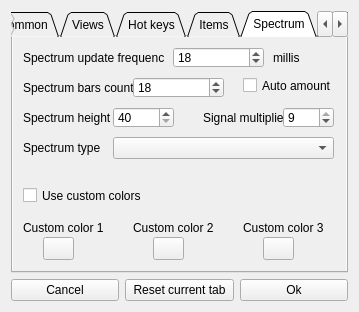
First picture: the form in dialogs/settings_dialog.ui, repository jeyboy/playo3, before the edit.
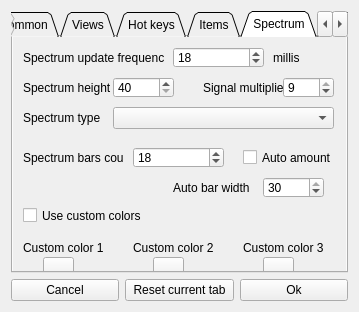
Second picture: the form after the edit. The open tabs and pages were chosen to show the change.

Patch:
```diff
--- a/dialogs/settings_dialog.ui
+++ b/dialogs/settings_dialog.ui
@@ -909,15 +909,15 @@
            <rect>
             <x>0</x>
             <y>0</y>
-            <width>100</width>
-            <height>30</height>
+            <width>335</width>
+            <height>245</height>
            </rect>
           </property>
           <widget class="QPushButton" name="spectrumColor3">
            <property name="geometry">
             <rect>
              <x>250</x>
-             <y>200</y>
+             <y>220</y>
              <width>31</width>
              <height>23</height>
             </rect>
@@ -930,7 +930,7 @@
            <property name="geometry">
             <rect>
              <x>10</x>
-             <y>180</y>
+             <y>200</y>
              <width>81</width>
              <height>21</height>
             </rect>
@@ -943,8 +943,8 @@
            <property name="geometry">
             <rect>
              <x>10</x>
-             <y>40</y>
-             <width>141</width>
+             <y>110</y>
+             <width>101</width>
              <height>21</height>
             </rect>
            </property>
@@ -956,7 +956,7 @@
            <property name="geometry">
             <rect>
              <x>10</x>
-             <y>150</y>
+             <y>170</y>
              <width>121</width>
              <height>17</height>
             </rect>
@@ -969,7 +969,7 @@
            <property name="geometry">
             <rect>
              <x>10</x>
-             <y>70</y>
+             <y>40</y>
              <width>91</width>
              <height>21</height>
             </rect>
@@ -982,7 +982,7 @@
            <property name="geometry">
             <rect>
              <x>120</x>
-             <y>40</y>
+             <y>110</y>
              <width>91</width>
              <height>21</height>
             </rect>
@@ -1014,7 +1014,7 @@
            <property name="geometry">
             <rect>
              <x>270</x>
-             <y>70</y>
+             <y>40</y>
              <width>51</width>
              <height>21</height>
             </rect>
@@ -1033,7 +1033,7 @@
            <property name="geometry">
             <rect>
              <x>100</x>
-             <y>70</y>
+             <y>40</y>
              <width>61</width>
              <height>21</height>
             </rect>
@@ -1052,7 +1052,7 @@
            <property name="geometry">
             <rect>
              <x>30</x>
-             <y>200</y>
+             <y>220</y>
              <width>31</width>
              <height>23</height>
             </rect>
@@ -1065,7 +1065,7 @@
            <property name="geometry">
             <rect>
              <x>230</x>
-             <y>180</y>
+             <y>200</y>
              <width>81</width>
              <height>21</height>
             </rect>
@@ -1091,7 +1091,7 @@
            <property name="geometry">
             <rect>
              <x>140</x>
-             <y>200</y>
+             <y>220</y>
              <width>31</width>
              <height>23</height>
             </rect>
@@ -1104,7 +1104,7 @@
            <property name="geometry">
             <rect>
              <x>120</x>
-             <y>180</y>
+             <y>200</y>
              <width>81</width>
              <height>21</height>
             </rect>
@@ -1136,7 +1136,7 @@
            <property name="geometry">
             <rect>
              <x>190</x>
-             <y>70</y>
+             <y>40</y>
              <width>81</width>
              <height>21</height>
             </rect>
@@ -1149,7 +1149,7 @@
            <property name="geometry">
             <rect>
              <x>10</x>
-             <y>100</y>
+             <y>70</y>
              <width>91</width>
              <height>21</height>
             </rect>
@@ -1162,7 +1162,7 @@
            <property name="geometry">
             <rect>
              <x>100</x>
-             <y>100</y>
+             <y>70</y>
              <width>221</width>
              <height>22</height>
             </rect>
@@ -1172,7 +1172,7 @@
            <property name="geometry">
             <rect>
              <x>230</x>
-             <y>40</y>
+             <y>112</y>
              <width>91</width>
              <height>17</height>
             </rect>
@@ -1181,6 +1181,38 @@
             <string>Auto amount</string>
            </property>
           </widget>
+          <widget class="QSpinBox" name="autoBarWidth">
+           <property name="geometry">
+            <rect>
+             <x>250</x>
+             <y>140</y>
+             <width>61</width>
+             <height>21</height>
+            </rect>
+           </property>
+           <property name="minimum">
+            <number>4</number>
+           </property>
+           <property name="maximum">
+            <number>30</number>
+           </property>
+           <property name="value">
+            <number>30</number>
+           </property>
+          </widget>
+          <widget class="QLabel" name="label_28">
+           <property name="geometry">
+            <rect>
+             <x>160</x>
+             <y>140</y>
+             <width>81</width>
+             <height>21</height>
+            </rect>
+           </property>
+           <property name="text">
+            <string>Auto bar width</string>
+           </property>
+          </widget>
          </widget>
         </widget>
        </item>
```
Left out of the diff: 24 changed lines with no effect on the pictures.
